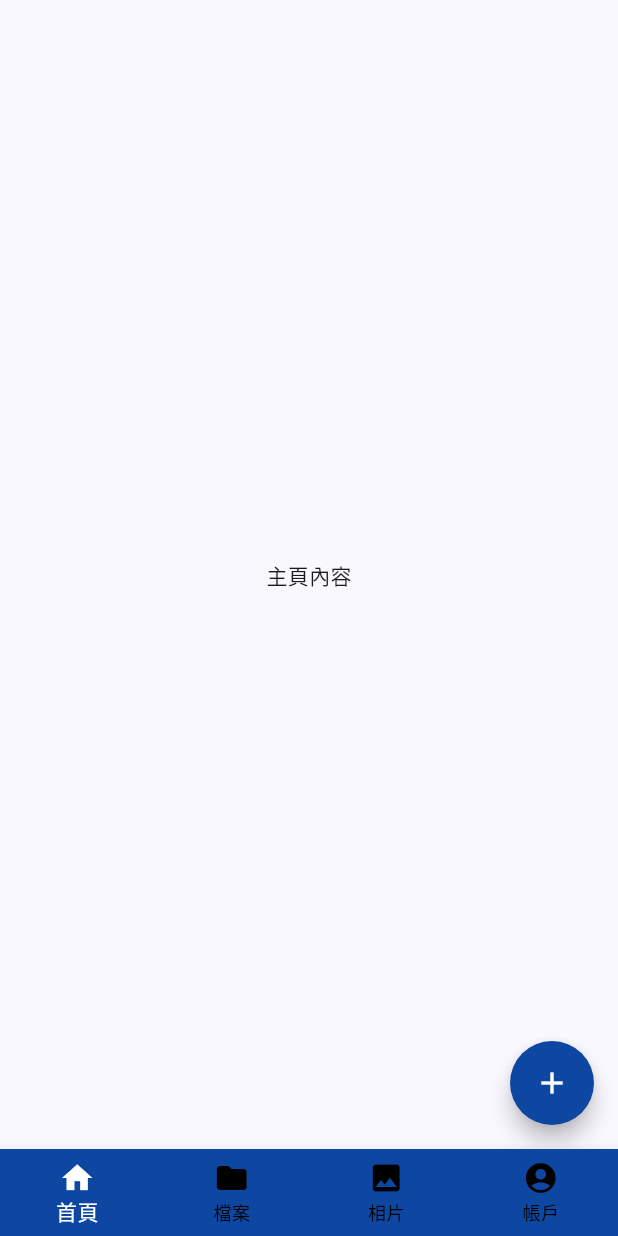
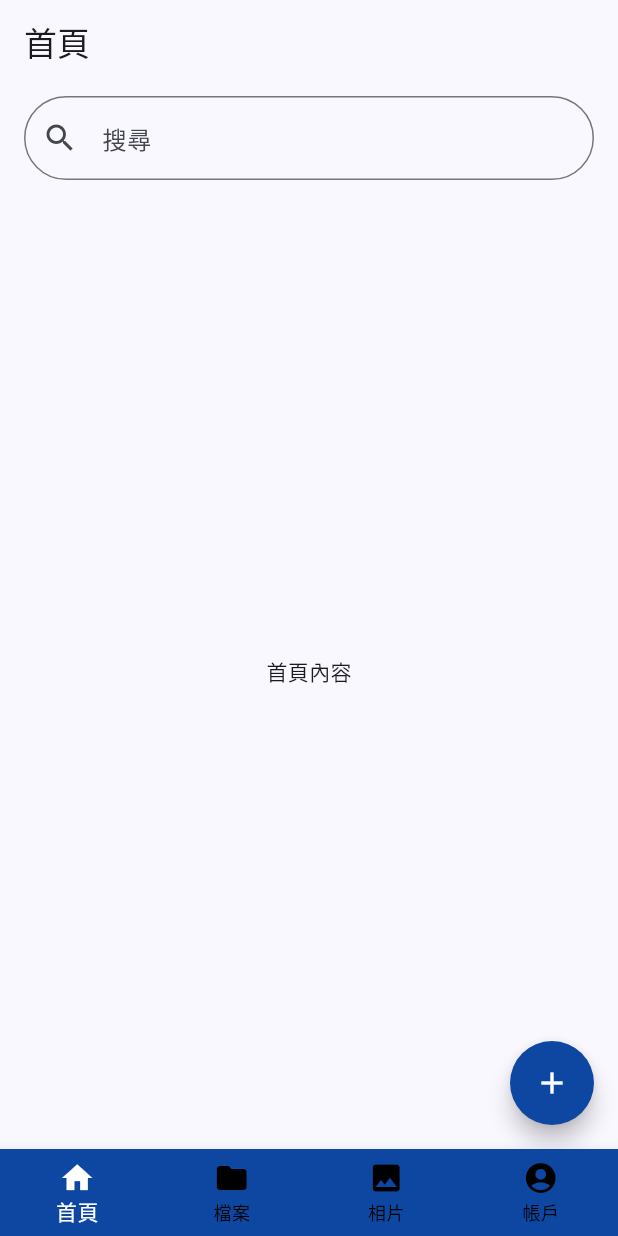
Before and after one commit to oakleychen0707/cameraUploadUI, a Flutter app: the screen it shows after launch, after a tap on the "add" icon, on a phone screen of 412 x 824 dp. Run offline on Flutter 3.47's test engine with Material 3 defaults, Android fonts, the phone set to English and light mode, and no system bars; our stand-ins replace image_picker.

Commit message:
新增搜尋欄位

```diff
--- a/lib/account_page.dart
+++ b/lib/account_page.dart
@@ -1,10 +1,25 @@
 import 'package:flutter/material.dart';
 
-class AccountPage extends StatelessWidget {
+class AccountPage extends StatefulWidget {
   const AccountPage({super.key});
 
   @override
+  _AccountPageState createState() => _AccountPageState();
+}
+
+class _AccountPageState extends State<AccountPage> {
+  @override
   Widget build(BuildContext context) {
-    return const Center(child: Text('帳戶'));
+    return Scaffold(
+      appBar: AppBar(
+        title: const Align(
+          alignment: Alignment.centerLeft,  // 將標題設為靠左
+          child: Text('帳戶'),  // 設定標題文字
+        ),
+      ),
+      body: const Center(
+        child: Text('帳戶內容'),
+      ),
+    );
   }
 }
--- a/lib/file_page.dart
+++ b/lib/file_page.dart
@@ -1,14 +1,56 @@
 import 'package:flutter/material.dart';
-import 'image_picker_helper.dart';  // 引入 ImagePickerHelper
+import 'image_picker_helper.dart';
 
-class FilePage extends StatelessWidget {
+class FilePage extends StatefulWidget {
   const FilePage({super.key});
+
+  @override
+  _FilePageState createState() => _FilePageState();
+}
+
+class _FilePageState extends State<FilePage> {
+  // 用來存儲搜尋框的文字
+  final TextEditingController _searchController = TextEditingController();
 
   @override
   Widget build(BuildContext context) {
     return Scaffold(
-      body: const Center(
-        child: Text('檔案內容'),
+      appBar: AppBar(
+        title: const Align(
+          alignment: Alignment.centerLeft,  // 將標題設為靠左
+          child: Text('檔案'),  // 設定標題文字
+        ),
+      ),
+      body: Column(
+        children: [
+          Padding(
+            padding: const EdgeInsets.only(
+              top: 8,
+              bottom: 8,
+              left: 16,
+              right: 16,
+            ),
+            child: TextField(
+              controller: _searchController,
+              decoration: InputDecoration(
+                labelText: '搜尋',
+                border: OutlineInputBorder(
+                  borderRadius: BorderRadius.circular(30.0),  // 設定圓角
+                ),
+                prefixIcon: const Icon(Icons.search),
+              ),
+              onChanged: (query) {
+                // 這裡可以處理搜尋邏輯，根據輸入更新界面
+                print('搜尋內容: $query');
+              },
+            ),
+          ),
+          const Expanded(
+            child: Center(
+              child: Text('檔案內容'),
+            ),
+          ),
+        ],
       ),
       floatingActionButton: FloatingActionButton(
         onPressed: () => ImagePickerHelper.pickImage(),  // 調用共用的 pickImage 方法
--- a/lib/home_page.dart
+++ b/lib/home_page.dart
@@ -1,14 +1,56 @@
 import 'package:flutter/material.dart';
-import 'image_picker_helper.dart';  // 引入 ImagePickerHelper
+import 'image_picker_helper.dart';
 
-class HomePage extends StatelessWidget {
+class HomePage extends StatefulWidget {
   const HomePage({super.key});
+
+  @override
+  _HomePageState createState() => _HomePageState();
+}
+
+class _HomePageState extends State<HomePage> {
+  // 用來存儲搜尋框的文字
+  final TextEditingController _searchController = TextEditingController();
 
   @override
   Widget build(BuildContext context) {
     return Scaffold(
-      body: const Center(
-        child: Text('主頁內容'),
+      appBar: AppBar(
+        title: const Align(
+          alignment: Alignment.centerLeft,  // 將標題設為靠左
+          child: Text('首頁'),  // 設定標題文字
+        ),
+      ),
+      body: Column(
+        children: [
+          Padding(
+            padding: const EdgeInsets.only(
+              top: 8,
+              bottom: 8,
+              left: 16,
+              right: 16,
+            ),
+            child: TextField(
+              controller: _searchController,
+              decoration: InputDecoration(
+                labelText: '搜尋',
+                border: OutlineInputBorder(
+                  borderRadius: BorderRadius.circular(30.0),  // 設定圓角
+                ),
+                prefixIcon: const Icon(Icons.search),
+              ),
+              onChanged: (query) {
+                // 這裡可以處理搜尋邏輯，根據輸入更新界面
+                print('搜尋內容: $query');
+              },
+            ),
+          ),
+          const Expanded(
+            child: Center(
+              child: Text('首頁內容'),
+            ),
+          ),
+        ],
       ),
       floatingActionButton: FloatingActionButton(
         onPressed: () => ImagePickerHelper.pickImage(),  // 調用共用的 pickImage 方法
--- a/lib/main.dart
+++ b/lib/main.dart
@@ -34,10 +34,10 @@ class _HomeScreenState extends State<HomeScreen> {
   int _currentIndex = 0;
 
   final List<Widget> _pages = [
-    HomePage(),  // 移除 const
-    const FilePage(),
-    const PhotoPage(),
-    const AccountPage(),
+    HomePage(),
+    FilePage(),
+    PhotoPage(),
+    AccountPage(),
   ];
 
   void _onItemTapped(int index) {
--- a/lib/photo_page.dart
+++ b/lib/photo_page.dart
@@ -1,10 +1,66 @@
 import 'package:flutter/material.dart';
+import 'image_picker_helper.dart';
 
-class PhotoPage extends StatelessWidget {
+class PhotoPage extends StatefulWidget {
   const PhotoPage({super.key});
 
   @override
+  _PhotoPageState createState() => _PhotoPageState();
+}
+
+class _PhotoPageState extends State<PhotoPage> {
+  // 用來存儲搜尋框的文字
+  final TextEditingController _searchController = TextEditingController();
+
+  @override
   Widget build(BuildContext context) {
-    return const Center(child: Text('相片'));
+    return Scaffold(
+      appBar: AppBar(
+        title: const Align(
+          alignment: Alignment.centerLeft,  // 將標題設為靠左
+          child: Text('相片'),  // 設定標題文字
+        ),
+      ),
+      body: Column(
+        children: [
+          Padding(
+            padding: const EdgeInsets.only(
+              top: 8,
+              bottom: 8,
+              left: 16,
+              right: 16,
+            ),
+            child: TextField(
+              controller: _searchController,
+              decoration: InputDecoration(
+                labelText: '搜尋',
+                border: OutlineInputBorder(
+                  borderRadius: BorderRadius.circular(30.0),  // 設定圓角
+                ),
+                prefixIcon: const Icon(Icons.search),
+              ),
+              onChanged: (query) {
+                // 這裡可以處理搜尋邏輯，根據輸入更新界面
+                print('搜尋內容: $query');
+              },
+            ),
+          ),
+          const Expanded(
+            child: Center(
+              child: Text('相片內容'),
+            ),
+          ),
+        ],
+      ),
+      floatingActionButton: FloatingActionButton(
+        onPressed: () => ImagePickerHelper.pickImage(),  // 調用共用的 pickImage 方法
+        child: const Icon(
+          Icons.add,
+          color: Colors.white,  // 圖標顏色
+        ),
+        backgroundColor: Colors.blue.shade900,  // 按鈕背景顏色
+        shape: CircleBorder(),
+      ),
+    );
   }
 }
```
